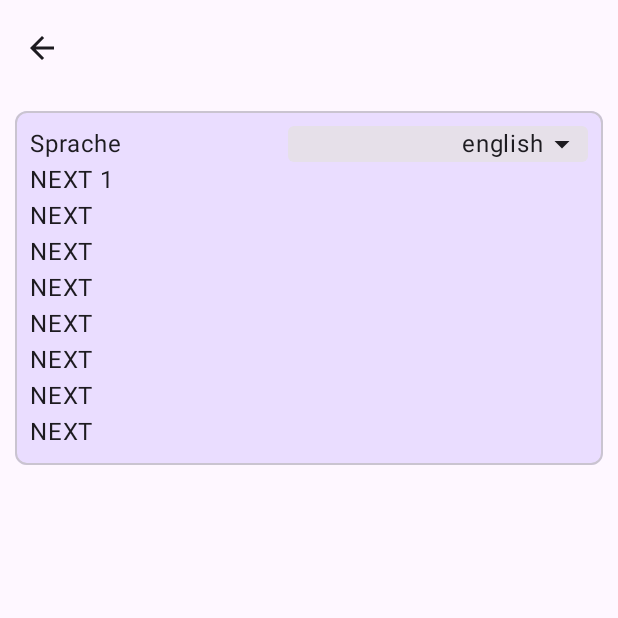
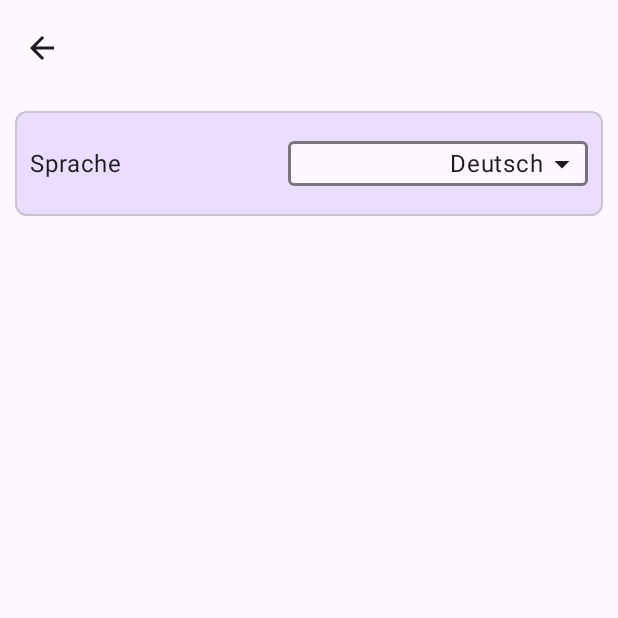
Before and after one commit to scrooge313/Breadcrumbs, an Android app built with Jetpack Compose: the SettingsScreen screen opened through its navigation route, on a phone screen of 412 x 824 dp, the top half of it. Run offline under Robolectric (Android 15) with nearby library versions, the phone set to English and light mode, and no system bars; our stand-ins replace Dagger/Hilt's generated code, Room's generated code.

Commit message:
settings ui 2.0

```diff
--- a/app/src/main/java/com/scrooge/breadcrumbs/core/Constants.kt
+++ b/app/src/main/java/com/scrooge/breadcrumbs/core/Constants.kt
@@ -1,3 +1,4 @@
 package com.scrooge.breadcrumbs.core
 
-const val CONFIGURATION_CHANGE_TIMEOUT = 5_000L
+const val CONFIGURATION_CHANGE_TIMEOUT_IN_MS = 5_000L
+const val UI_FEEDBACK_DELAY_IN_MS = 100L
--- a/app/src/main/java/com/scrooge/breadcrumbs/core/ui/ViewModelUtils.kt
+++ b/app/src/main/java/com/scrooge/breadcrumbs/core/ui/ViewModelUtils.kt
@@ -1,6 +1,6 @@
 package com.scrooge.breadcrumbs.core.ui
 
-import com.scrooge.breadcrumbs.core.CONFIGURATION_CHANGE_TIMEOUT
+import com.scrooge.breadcrumbs.core.CONFIGURATION_CHANGE_TIMEOUT_IN_MS
 import kotlinx.coroutines.CoroutineScope
 import kotlinx.coroutines.flow.Flow
 import kotlinx.coroutines.flow.SharingStarted
@@ -8,5 +8,5 @@ import kotlinx.coroutines.flow.stateIn
 
 object ViewModelUtils {
     fun <T> Flow<T>.stateIn(scope: CoroutineScope, defaultValue: T) =
-        this.stateIn(scope, SharingStarted.WhileSubscribed(CONFIGURATION_CHANGE_TIMEOUT), defaultValue)
+        this.stateIn(scope, SharingStarted.WhileSubscribed(CONFIGURATION_CHANGE_TIMEOUT_IN_MS), defaultValue)
 }
--- a/app/src/main/java/com/scrooge/breadcrumbs/overview/ui/OverviewViewModel.kt
+++ b/app/src/main/java/com/scrooge/breadcrumbs/overview/ui/OverviewViewModel.kt
@@ -4,7 +4,7 @@ import androidx.lifecycle.ViewModel
 import androidx.lifecycle.viewModelScope
 import com.scrooge.breadcrumbs.baking.domain.repositories.BakingsRepository
 import com.scrooge.breadcrumbs.baking.model.Baking
-import com.scrooge.breadcrumbs.core.CONFIGURATION_CHANGE_TIMEOUT
+import com.scrooge.breadcrumbs.core.ui.ViewModelUtils.stateIn
 import dagger.hilt.android.lifecycle.HiltViewModel
 import kotlinx.coroutines.flow.SharingStarted
 import kotlinx.coroutines.flow.map
@@ -26,7 +26,6 @@ class OverviewViewModel @Inject constructor(
             })
         }.stateIn(
             viewModelScope,
-            SharingStarted.WhileSubscribed(CONFIGURATION_CHANGE_TIMEOUT),
             OverviewUiState(bakings = emptyList())
         )
 
--- a/app/src/main/java/com/scrooge/breadcrumbs/settings/data/repositories/SettingsRepositoryImpl.kt
+++ b/app/src/main/java/com/scrooge/breadcrumbs/settings/data/repositories/SettingsRepositoryImpl.kt
@@ -63,7 +63,7 @@ class SettingsRepositoryImpl @Inject constructor(
 
     companion object {
         private val LANGUAGE_KEY = stringPreferencesKey("language")
-        private const val DEFAULT_LANGUAGE = "en"
+        private const val DEFAULT_LANGUAGE = "de" // todo detect from system
     }
 }
 
--- a/app/src/main/java/com/scrooge/breadcrumbs/settings/ui/SettingsScreen.kt
+++ b/app/src/main/java/com/scrooge/breadcrumbs/settings/ui/SettingsScreen.kt
@@ -1,47 +1,27 @@
 package com.scrooge.breadcrumbs.settings.ui
 
-import android.util.Log
-import androidx.compose.foundation.clickable
 import androidx.compose.foundation.layout.Arrangement
 import androidx.compose.foundation.layout.Box
 import androidx.compose.foundation.layout.Column
 import androidx.compose.foundation.layout.Row
 import androidx.compose.foundation.layout.fillMaxWidth
+import androidx.compose.foundation.layout.height
 import androidx.compose.foundation.layout.padding
 import androidx.compose.foundation.layout.widthIn
-import androidx.compose.foundation.lazy.LazyColumn
-import androidx.compose.foundation.lazy.items
-import androidx.compose.material.icons.Icons
-import androidx.compose.material.icons.filled.ArrowDropDown
-import androidx.compose.material.icons.filled.ArrowDropUp
-import androidx.compose.material3.AlertDialog
 import androidx.compose.material3.Card
 import androidx.compose.material3.CardDefaults
-import androidx.compose.material3.DropdownMenu
-import androidx.compose.material3.DropdownMenuItem
-import androidx.compose.material3.ExperimentalMaterial3Api
-import androidx.compose.material3.ExposedDropdownMenuBox
-import androidx.compose.material3.Icon
 import androidx.compose.material3.MaterialTheme
 import androidx.compose.material3.Text
-import androidx.compose.material3.TextButton
 import androidx.compose.runtime.Composable
 import androidx.compose.runtime.getValue
-import androidx.compose.runtime.mutableStateOf
-import androidx.compose.runtime.saveable.rememberSaveable
-import androidx.compose.runtime.setValue
 import androidx.compose.ui.Alignment
 import androidx.compose.ui.Modifier
-import androidx.compose.ui.text.EmojiSupportMatch
-import androidx.compose.ui.text.PlatformTextStyle
-import androidx.compose.ui.text.TextStyle
-import androidx.compose.ui.text.style.TextAlign
-import androidx.compose.ui.unit.Dp
+import androidx.compose.ui.res.stringResource
 import androidx.compose.ui.unit.dp
-import androidx.compose.ui.window.Dialog
 import androidx.hilt.navigation.compose.hiltViewModel
 import androidx.lifecycle.compose.collectAsStateWithLifecycle
-import java.util.Locale
+import com.scrooge.breadcrumbs.R
+import com.scrooge.breadcrumbs.core.ui.components.SelectDialogTrigger
 
 @Composable
 fun SettingsScreen(
@@ -68,91 +48,55 @@ fun SettingsScreen(
                     .padding(10.dp)
                     .fillMaxWidth()
             ) {
-                Row(
-                    modifier = Modifier.fillMaxWidth(),
-                    horizontalArrangement = Arrangement.SpaceBetween,
-                ) {
-                    Text("Sprache")
-                    Dropdown(
+                SelectSetting(
+                    settingLabel = stringResource(R.string.language),
                     items = allLanguages,
                     selectedItem = selectedLanguage,
                     onItemSelected = { settingsViewModel.setSelectedLanguages(it.languageCode) },
                     labelProvider = { it.label },
-                        placeholder = "WHATEVER"
                 )
-                }
-                Text("NEXT 1")
-                Text("NEXT")
-                Text("NEXT")
-                Text("NEXT")
-                Text("NEXT")
-                Text("NEXT")
-                Text("NEXT")
-                Text("NEXT")
             }
         }
     }
 }
 
-@OptIn(ExperimentalMaterial3Api::class)
 @Composable
-fun <T> Dropdown(
+fun <T> SelectSetting(
+    settingLabel: String,
     items: Collection<T>,
     selectedItem: T?,
     onItemSelected: (T) -> Unit,
     labelProvider: (T) -> String,
     modifier: Modifier = Modifier,
-    placeholder: String? = null,
-    minWidth: Dp = 200.dp,
 ) {
-    var expanded by rememberSaveable { mutableStateOf(false) }
-    if (expanded) {
-        AlertDialog(
-            onDismissRequest = { expanded = false },
-            confirmButton = {
-                TextButton(
-                    onClick = { expanded = false },
-                ) { Text("CANCEL") }
-            },
-            title = { Text("TODO") },
-            text = {
-                LazyColumn {
-                    items(items.toList()) { item ->
-                        Text(
-                            text = labelProvider(item),
-                            style = MaterialTheme.typography.bodyLarge,
+    Setting(settingLabel, modifier) {
+        SelectDialogTrigger(
+            items = items,
+            selectedItem = selectedItem,
+            onItemSelected = onItemSelected,
+            labelProvider = labelProvider,
+            placeholder = stringResource(R.string.select),
             modifier = Modifier
-                                .fillMaxWidth()
-                                .clickable {
-                                    expanded = false
-                                    onItemSelected(item)
-                                }
+                .height(30.dp)
+                .widthIn(min = 200.dp)
         )
     }
 }
-            }
-        )
-    }
-    Card(
-        shape = MaterialTheme.shapes.extraSmall,
-        modifier = Modifier
-            .widthIn(min = minWidth)
-            .clickable { expanded = true }
+
+@Composable
+fun Setting(
+    settingLabel: String,
+    modifier: Modifier = Modifier,
+    content: @Composable () -> Unit,
 ) {
     Row(
-            horizontalArrangement = Arrangement.End,
+        modifier = modifier
+            .fillMaxWidth()
+            .height(50.dp),
+        horizontalArrangement = Arrangement.SpaceBetween,
         verticalAlignment = Alignment.CenterVertically,
-            modifier = Modifier
-                .align(Alignment.End)
-                .padding(horizontal = 5.dp),
     ) {
-            Text(
-                text = selectedItem?.let { labelProvider(selectedItem) } ?: placeholder!!,
-            )
-            Icon(
-                imageVector = if (expanded) Icons.Default.ArrowDropUp else Icons.Default.ArrowDropDown,
-                contentDescription = null,
-            )
+        Text(settingLabel)
+        content()
     }
 }
-}
--- a/app/src/main/res/values/strings.xml
+++ b/app/src/main/res/values/strings.xml
@@ -9,6 +9,8 @@
     <string name="delete">Delete</string>
     <string name="back_button">Navigate back</string>
     <string name="settings">Settings</string>
+    <string name="select">Auswählen...</string>
+    <string name="language">Sprache</string>
     <plurals name="days_ago">
         <item quantity="one">%d day ago</item>
         <item quantity="other">%d days ago</item>
```
Also changed, not shown: app/src/main/java/com/scrooge/breadcrumbs/core/ui/components/SelectDialog.kt (added, +155 -0 lines). Lines whose indentation alone changed are shown as unchanged.
